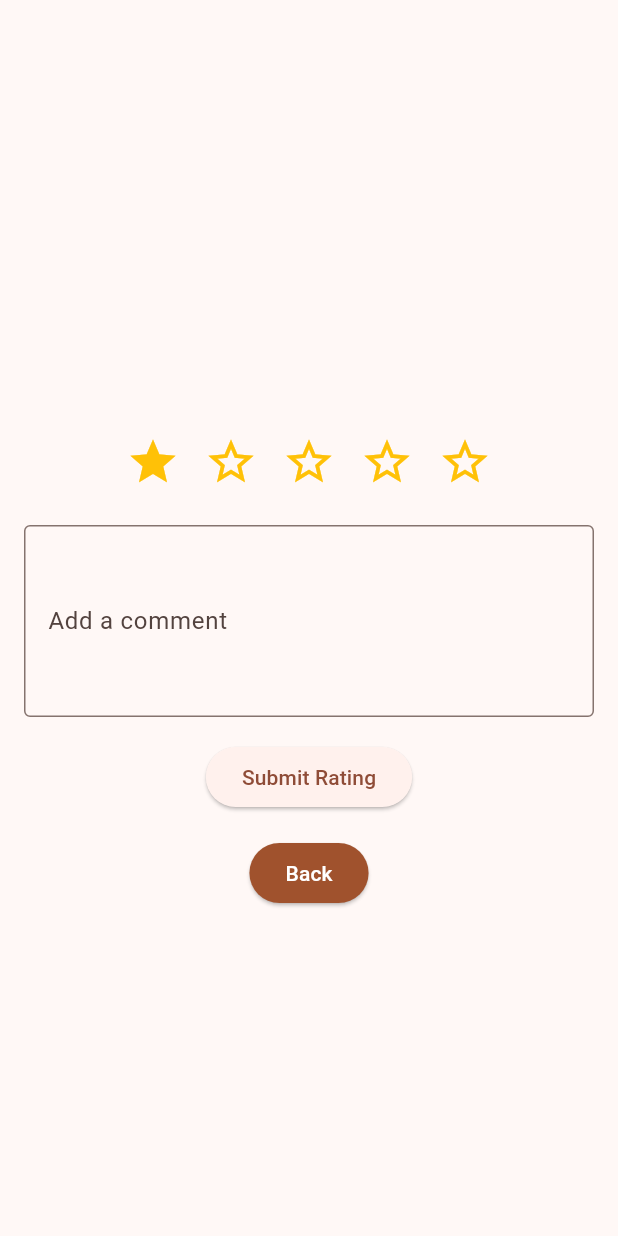
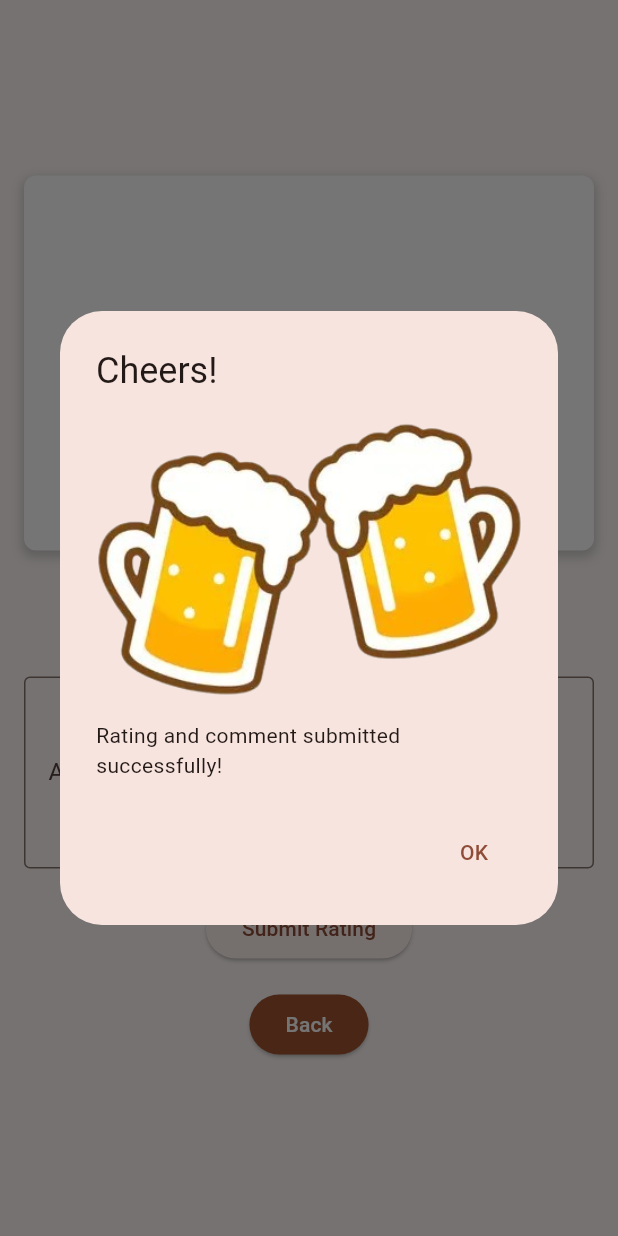
Before and after one commit to Almenorca/ParadisePoursMobileApp, a Flutter app: the Ratings widget shown alone on an empty page, opened directly with empty values, after a tap on the "star border" icon, after a tap on "Submit Rating", on a phone screen of 412 x 824 dp. Run offline on Flutter 3.47's test engine with Material 3 defaults, Android fonts, the phone set to English and light mode, and no system bars; our stand-ins replace shared_preferences; accounts and stored records are empty; network calls fail.

Commit message:
Added alert box that confirms user submitted comment

```diff
--- a/lib/components/display_drink.dart
+++ b/lib/components/display_drink.dart
@@ -11,6 +11,7 @@ class DisplayDrink extends StatefulWidget {
   final Function favDrink;
   final Function unfavDrink;
   //Comment Features
+  final int userRating;
   final Function(int, String) rateDrink;
   final List<Map<String, dynamic>> comments;
 
@@ -22,6 +23,7 @@ class DisplayDrink extends StatefulWidget {
     required this.avgRating,
     required this.favDrink,
     required this.unfavDrink,
+    required this.userRating,
     required this.rateDrink,
     required this.comments,
     });
@@ -54,6 +56,7 @@ class _DisplayDrinkState extends State<DisplayDrink> {
     Widget compToDisplay = showRatings
         ? Ratings(switchComp: switchComp,
                   drinkToDisplay: widget.drink,
+                  userRating: widget.userRating,
                   rateDrink: widget.rateDrink,
                   comments: widget.comments)
         : DrinkFacts(switchComp: switchComp,
--- a/lib/components/ratings.dart
+++ b/lib/components/ratings.dart
@@ -5,6 +5,7 @@ class Ratings extends StatefulWidget {
   final dynamic drinkToDisplay;
   final Function(int, String) rateDrink;
   final List<Map<String, dynamic>> comments;
+  final dynamic userRating; //Implement later
 
   const Ratings({
     super.key,
@@ -12,6 +13,7 @@ class Ratings extends StatefulWidget {
     required this.drinkToDisplay,
     required this.rateDrink,
     required this.comments,
+    required this.userRating,
   });
 
   @override
@@ -21,8 +23,45 @@ class Ratings extends StatefulWidget {
 class _RatingsState extends State<Ratings> {
   int _rating = 0; // Initial rating if user never rated the drink.
   final TextEditingController commentController = TextEditingController();
-  String feedbackMessage = '';
+  PageController _pageController = PageController();
 
+  @override
+  void dispose() {
+    _pageController.dispose(); // Dispose of the PageController when not needed
+    super.dispose();
+  }
+
+  void _handleSubmit() {
+    widget.rateDrink(_rating, commentController.text);
+
+    //Tells user they successfully submitted and takes them back to beer list.
+    //Tbh the reason this exists because I was struggling to refresh avgRating and comments after submission.
+    showDialog(
+      context: context,
+      builder: (BuildContext context) {
+        return AlertDialog(
+          title: Text('Cheers!'),
+          content: Column(
+            mainAxisSize: MainAxisSize.min,
+            children: <Widget>[
+              Image.asset('assets/images/beer-mugs-right.png'),
+              SizedBox(height: 16),
+              Text('Rating and comment submitted successfully!'),
+            ],
+          ),
+          actions: <Widget>[
+            TextButton(
+              onPressed: () {
+                Navigator.of(context).pop(); //Closes alert
+                Navigator.of(context).pop(); //Exists back to drink list
+              },
+              child: Text('OK'),
+            ),
+          ],
+        );
+      },
+    );
+  }
   @override
   Widget build(BuildContext context) {
     return Center(
@@ -30,14 +69,102 @@ class _RatingsState extends State<Ratings> {
         padding: const EdgeInsets.all(16.0),
         child: Column(
           mainAxisSize: MainAxisSize.min,
-          crossAxisAlignment: CrossAxisAlignment.start,
+          crossAxisAlignment: CrossAxisAlignment.center,
           children: [
-            // Name of drink
-            Center(
-              child: Text(
-                widget.drinkToDisplay['Name'],
-                style: const TextStyle(fontWeight: FontWeight.bold, fontSize: 34),
-                textAlign: TextAlign.center,
+            // Comment navigation
+            Container(
+              height: 250,
+              width: double.infinity,
+              decoration: BoxDecoration(
+                color: Colors.white,
+                borderRadius: BorderRadius.circular(8.0),
+                boxShadow: [
+                  BoxShadow(
+                    color: Colors.grey.withOpacity(0.5),
+                    spreadRadius: 1,
+                    blurRadius: 5,
+                    offset: Offset(0, 3),
+                  ),
+                ],
+              ),
+              child: Stack(
+                children: [
+                  // Comment navigation
+                  PageView.builder(
+                    controller: _pageController,
+                    itemCount: widget.comments.length,
+                    itemBuilder: (context, index) {
+                      final rating = widget.comments[index]['Rating'];
+                      return Padding(
+                        padding: const EdgeInsets.all(16.0),
+                        child: Column(
+                          mainAxisAlignment: MainAxisAlignment.center,
+                          crossAxisAlignment: CrossAxisAlignment.center,
+                          children: [
+                            // Display rating as stars
+                            Row(
+                              mainAxisAlignment: MainAxisAlignment.center,
+                              children: List.generate(5, (starIndex) {
+                                return Icon(
+                                  starIndex < rating ? Icons.star : Icons.star_border,
+                                  color: Colors.amber,
+                                  size: 32.0,
+                                );
+                              }),
+                            ),
+                            SizedBox(height: 12),
+                            // Display comment
+                            Text(
+                              widget.comments[index]['Comment'] ?? 'No comment',
+                              style: TextStyle(
+                                fontSize: 18,
+                                fontWeight: FontWeight.w500,
+                              ),
+                              textAlign: TextAlign.center,
+                            ),
+                          ],
+                        ),
+                      );
+                    },
+                    onPageChanged: (index) {
+                    },
+                  ),
+                  // Navigation arrows
+                  Align(
+                    alignment: Alignment.centerLeft,
+                    child: Padding(
+                      padding: const EdgeInsets.symmetric(horizontal: 16.0),
+                      child: IconButton(
+                        iconSize: 48.0,
+                        icon: Icon(Icons.arrow_left),
+                        color: Colors.black.withOpacity(0),
+                        onPressed: () {
+                          _pageController.previousPage(
+                            duration: Duration(milliseconds: 300),
+                            curve: Curves.easeInOut,
+                          );
+                        },
+                      ),
+                    ),
+                  ),
+                  Align(
+                    alignment: Alignment.centerRight,
+                    child: Padding(
+                      padding: const EdgeInsets.symmetric(horizontal: 16.0),
+                      child: IconButton(
+                        iconSize: 48.0,
+                        icon: Icon(Icons.arrow_right),
+                        color: Colors.black.withOpacity(0),
+                        onPressed: () {
+                          _pageController.nextPage(
+                            duration: Duration(milliseconds: 300),
+                            curve: Curves.easeInOut,
+                          );
+                        },
+                      ),
+                    ),
+                  ),
+                ],
               ),
             ),
             const SizedBox(height: 16),
@@ -72,7 +199,7 @@ class _RatingsState extends State<Ratings> {
             ),
             const SizedBox(height: 16),
             // Submit button
-            _buildSubmitButton(),
+            _buildSubmitButton(context),
             const SizedBox(height: 16),
             // Back button
             _buildBackButton(context),
@@ -82,17 +209,13 @@ class _RatingsState extends State<Ratings> {
     );
   }
 
-    void _handleSubmit() {
-    widget.rateDrink(_rating, commentController.text);
-    setState(() {
-      feedbackMessage = 'Rating and comment submitted successfully!';
-    });
-  }
-    Widget _buildSubmitButton() {
+  Widget _buildSubmitButton(BuildContext context) {
     return Container(
       alignment: Alignment.center,
       child: ElevatedButton(
-        onPressed: _handleSubmit,
+        onPressed: () {
+          _handleSubmit();
+        },
         child: const Text('Submit Rating'),
       ),
     );
```
